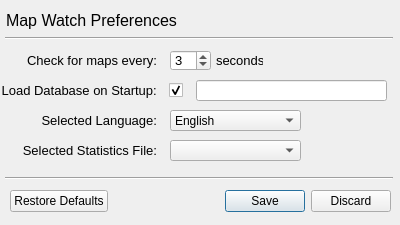
First picture: the form in preferences.ui, repository JDHatten/MapWatch, before the edit.
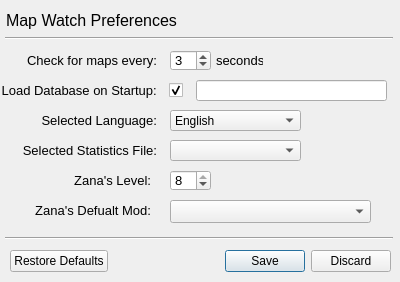
Second picture: the form after the edit.

Commit message: added Zana and bonus quantity elements

```diff
--- a/preferences.ui
+++ b/preferences.ui
@@ -7,7 +7,7 @@
     <x>0</x>
     <y>0</y>
     <width>400</width>
-    <height>225</height>
+    <height>282</height>
    </rect>
   </property>
   <property name="windowTitle">
@@ -247,7 +247,7 @@
    <property name="geometry">
     <rect>
      <x>10</x>
-     <y>190</y>
+     <y>250</y>
      <width>381</width>
      <height>23</height>
     </rect>
@@ -263,7 +263,7 @@
    <property name="geometry">
     <rect>
      <x>5</x>
-     <y>170</y>
+     <y>230</y>
      <width>388</width>
      <height>16</height>
     </rect>
@@ -272,6 +272,91 @@
     <enum>Qt::Horizontal</enum>
    </property>
   </widget>
+  <widget class="QLabel" name="label_6">
+   <property name="geometry">
+    <rect>
+     <x>10</x>
+     <y>170</y>
+     <width>141</width>
+     <height>21</height>
+    </rect>
+   </property>
+   <property name="font">
+    <font>
+     <pointsize>10</pointsize>
+    </font>
+   </property>
+   <property name="text">
+    <string>Zana's Level:</string>
+   </property>
+   <property name="alignment">
+    <set>Qt::AlignRight|Qt::AlignTrailing|Qt::AlignVCenter</set>
+   </property>
+  </widget>
+  <widget class="QSpinBox" name="pref_zana_level">
+   <property name="geometry">
+    <rect>
+     <x>170</x>
+     <y>170</y>
+     <width>41</width>
+     <height>21</height>
+    </rect>
+   </property>
+   <property name="font">
+    <font>
+     <pointsize>10</pointsize>
+    </font>
+   </property>
+   <property name="cursor">
+    <cursorShape>PointingHandCursor</cursorShape>
+   </property>
+   <property name="minimum">
+    <number>1</number>
+   </property>
+   <property name="maximum">
+    <number>8</number>
+   </property>
+   <property name="value">
+    <number>8</number>
+   </property>
+  </widget>
+  <widget class="QLabel" name="label_7">
+   <property name="geometry">
+    <rect>
+     <x>10</x>
+     <y>200</y>
+     <width>141</width>
+     <height>21</height>
+    </rect>
+   </property>
+   <property name="font">
+    <font>
+     <pointsize>10</pointsize>
+    </font>
+   </property>
+   <property name="text">
+    <string>Zana's Defualt Mod:</string>
+   </property>
+   <property name="alignment">
+    <set>Qt::AlignRight|Qt::AlignTrailing|Qt::AlignVCenter</set>
+   </property>
+  </widget>
+  <widget class="QComboBox" name="pref_defualt_zana_mod">
+   <property name="geometry">
+    <rect>
+     <x>170</x>
+     <y>200</y>
+     <width>201</width>
+     <height>23</height>
+    </rect>
+   </property>
+   <property name="currentText">
+    <string/>
+   </property>
+   <property name="maxVisibleItems">
+    <number>10</number>
+   </property>
+  </widget>
  </widget>
  <resources/>
  <connections/>
```
Left out of the diff: 4 changed lines with no effect on the pictures. The commit also changes 3 other files.
